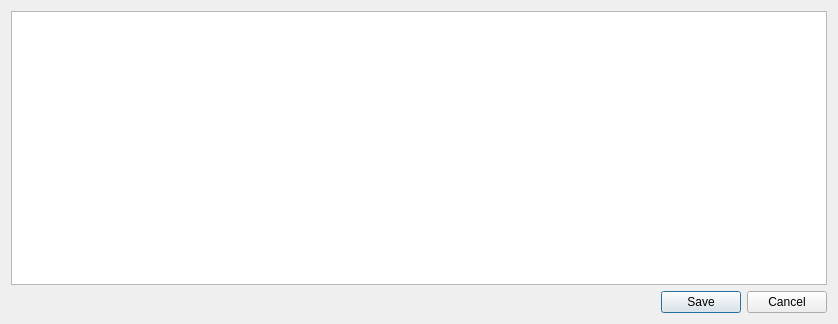
The window that src/main/python/ui/channel_matrix.ui (3ll3d00d/beqdesigner) describes before a commit, drawn with Qt 5.
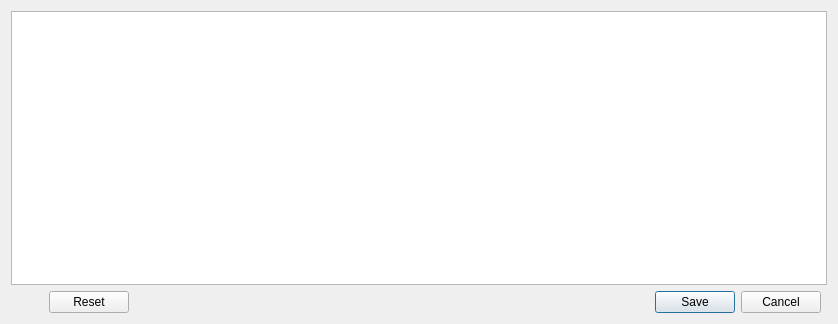
The same window after the commit.

What changed in the file:
```diff
--- a/src/main/python/ui/channel_matrix.ui
+++ b/src/main/python/ui/channel_matrix.ui
@@ -20,9 +20,6 @@
    <string>Channel Matrix</string>
   </property>
   <layout class="QGridLayout" name="gridLayout">
-   <item row="0" column="0" colspan="3">
-    <widget class="QTableView" name="matrix"/>
-   </item>
    <item row="1" column="0">
     <widget class="QLabel" name="errorMessageIcon">
      <property name="text">
@@ -31,6 +28,13 @@
     </widget>
    </item>
    <item row="1" column="2">
+    <widget class="QLabel" name="errorMessage">
+     <property name="text">
+      <string/>
+     </property>
+    </widget>
+   </item>
+   <item row="1" column="4">
     <widget class="QDialogButtonBox" name="buttonBox">
      <property name="layoutDirection">
       <enum>Qt::LeftToRight</enum>
@@ -39,16 +43,12 @@
       <enum>Qt::Horizontal</enum>
      </property>
      <property name="standardButtons">
-      <set>QDialogButtonBox::Cancel|QDialogButtonBox::Save</set>
+      <set>QDialogButtonBox::Cancel|QDialogButtonBox::Reset|QDialogButtonBox::Save</set>
      </property>
     </widget>
    </item>
-   <item row="1" column="1">
-    <widget class="QLabel" name="errorMessage">
-     <property name="text">
-      <string/>
-     </property>
-    </widget>
+   <item row="0" column="0" colspan="6">
+    <widget class="QTableView" name="matrix"/>
    </item>
   </layout>
  </widget>
```
Left out of the diff: 11 changed lines with no effect on the pictures.
